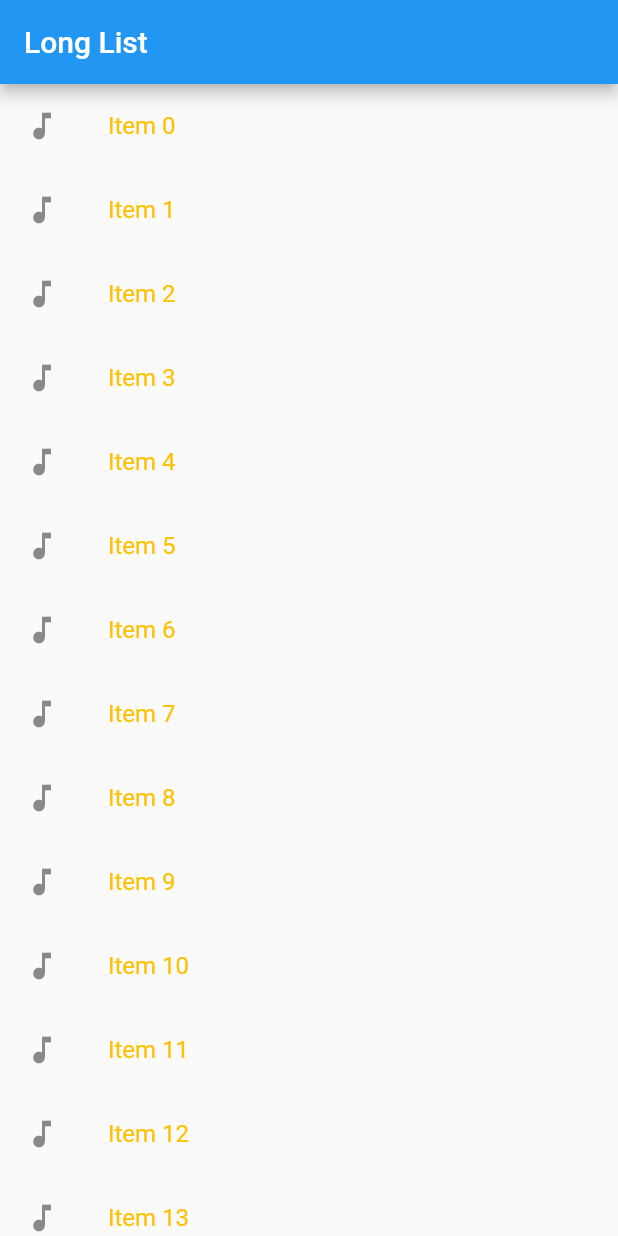
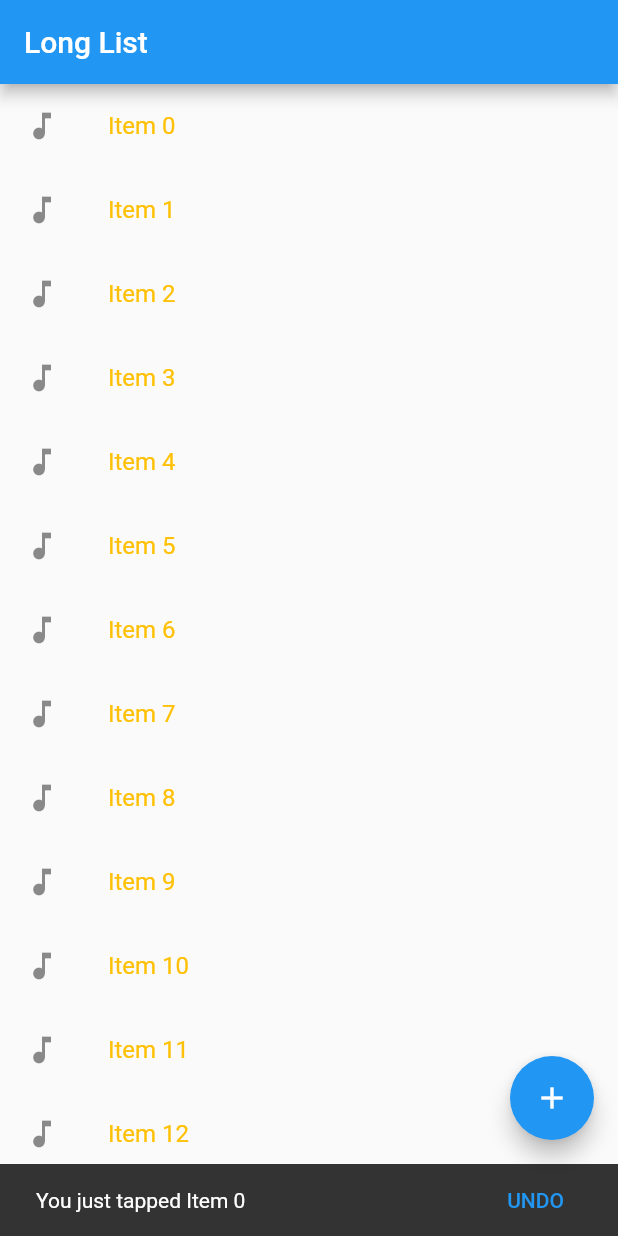
Before and after one commit to BurningAl15/ExploringFlutterWidgets, a Flutter app: the screen it shows after launch, after a tap on an icon or button, on a phone screen of 412 x 824 dp. Run offline on Flutter 3.47's test engine with Material 2 defaults, Android fonts, the phone set to English and light mode, and no system bars.

Commit message:
Floating Action Button and SnackBar

```diff
--- a/lib/main.dart
+++ b/lib/main.dart
@@ -27,7 +27,13 @@ void main(){
     //home:Home(),
     home:Scaffold(
         appBar:AppBar(title: Text("Long List"),),
-        body:getListView()
+        body:getListView(),
+        floatingActionButton: FloatingActionButton(
+          onPressed: (){
+          },
+          child: Icon(Icons.add),
+          tooltip:'Add One More Item',
+        ),
     )
   ));
 }
@@ -111,7 +117,9 @@ Widget getListView(){
                     color: color(),)
               )
             ),
-          onTap: ()=> debugPrint('${listItems[index]} was tapped'),
+          //onTap: ()=> debugPrint('${listItems[index]} was tapped'),
+          onTap: ()=> showSnackBar(context,listItems[index])
+        ,
       );
     },
   );
@@ -147,3 +155,15 @@ MaterialColor color(){
 IconData icons(){
   return possibleIcons.elementAt(RandColor(possibleIcons.length));
 }
+
+void showSnackBar(BuildContext context, String item){
+  var snackBar=SnackBar(
+    content:Text("You just tapped $item"),
+    action:SnackBarAction(
+      label: "UNDO",
+      onPressed: () =>debugPrint('Performing dummy UNDO operation'),
+    ),
+  );
+
+  Scaffold.of(context).showSnackBar(snackBar);
+}
```
